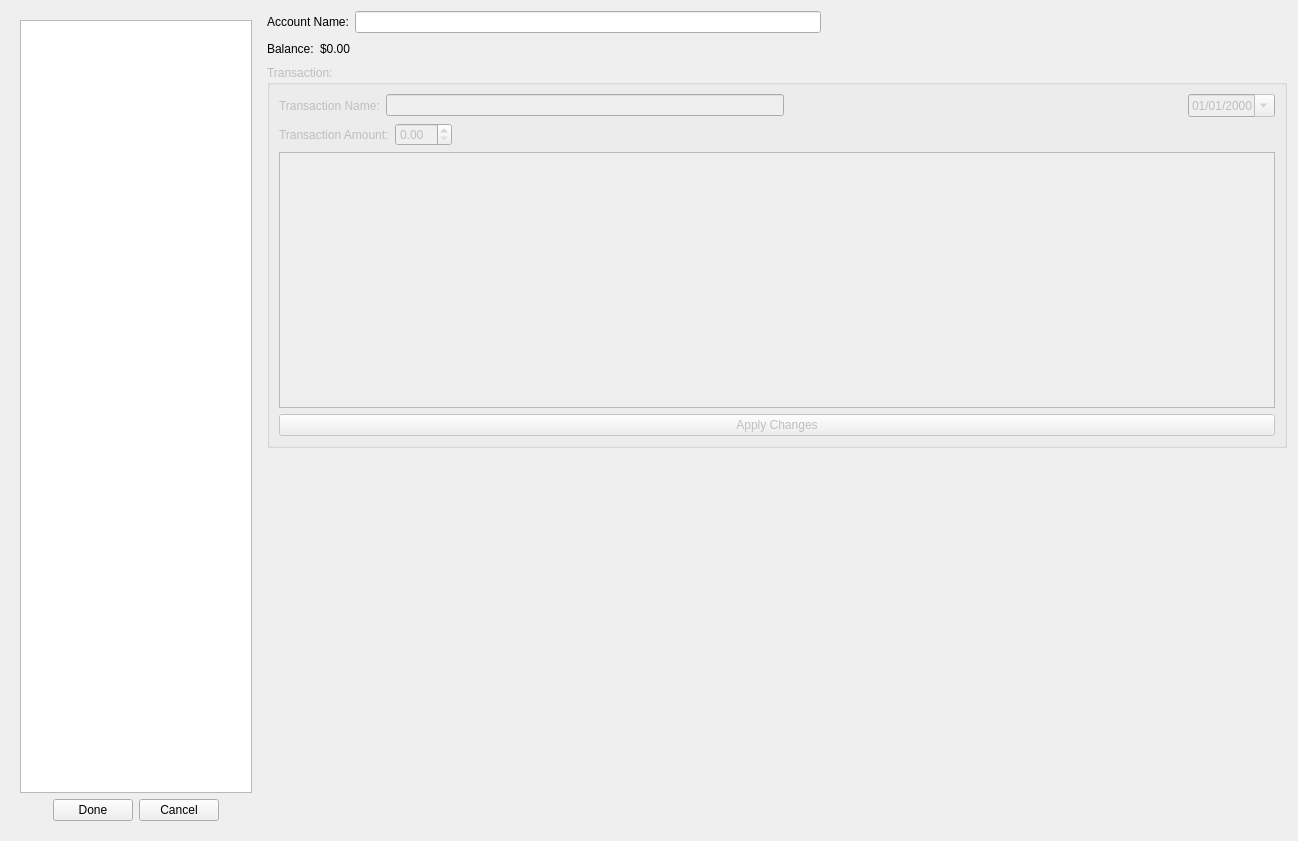
BeenEncoded/check_book_program, file source/gui/data_input/EditAccount.ui: the form before one commit.
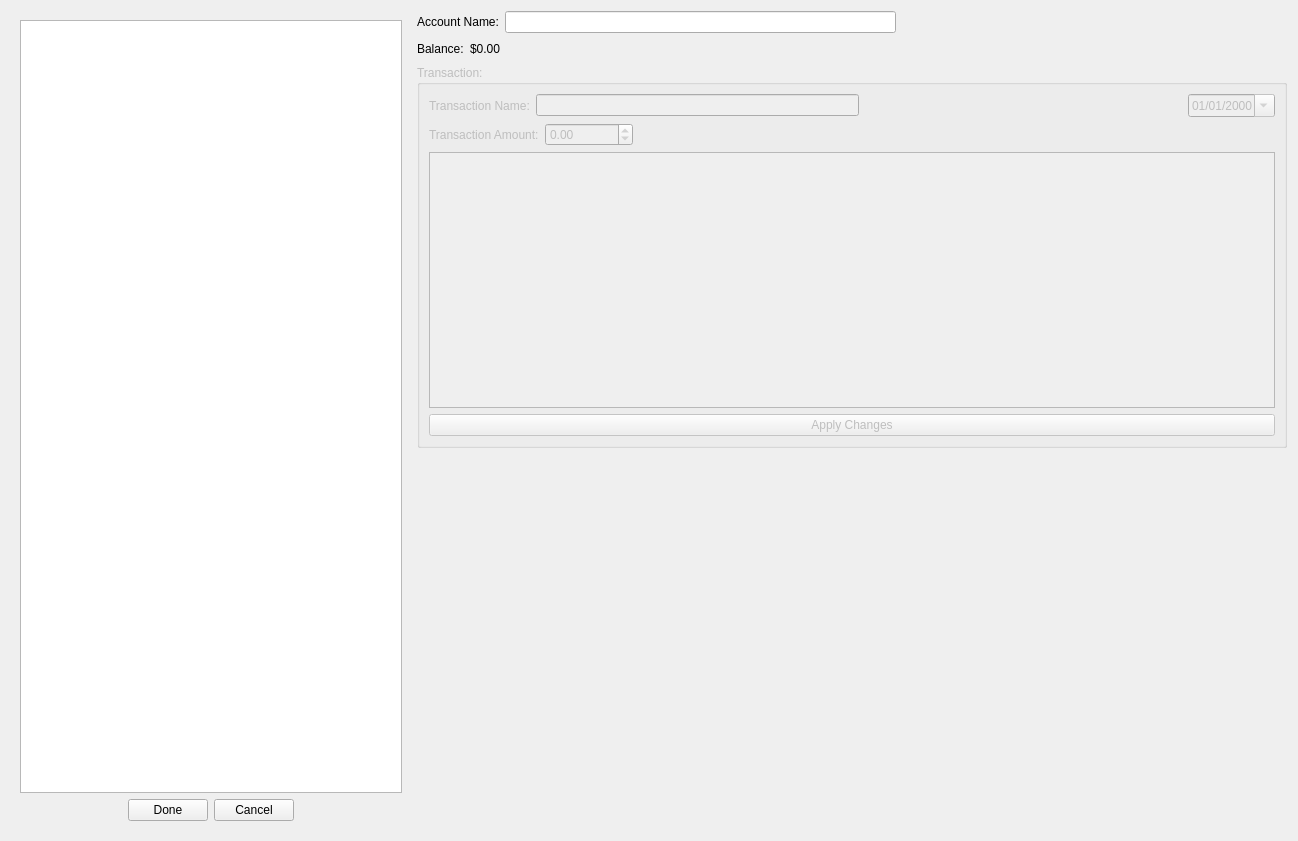
The form after the commit.

Commit message:
Finished with basic account editing
the user can now edit an account;

What changed in the file:
```diff
--- a/source/gui/data_input/EditAccount.ui
+++ b/source/gui/data_input/EditAccount.ui
@@ -18,7 +18,7 @@
     <widget class="QFrame" name="frame">
      <property name="maximumSize">
       <size>
-       <width>250</width>
+       <width>400</width>
        <height>16777215</height>
       </size>
      </property>
@@ -221,7 +221,17 @@
            </widget>
           </item>
           <item>
-           <widget class="QDoubleSpinBox" name="transaction_value"/>
+           <widget class="QDoubleSpinBox" name="transaction_value">
+            <property name="minimum">
+             <double>-100000000000000000000.000000000000000</double>
+            </property>
+            <property name="maximum">
+             <double>100000000000000000000.000000000000000</double>
+            </property>
+            <property name="singleStep">
+             <double>1.000000000000000</double>
+            </property>
+           </widget>
           </item>
           <item>
            <spacer name="horizontalSpacer_6">
```
Left out of the diff: 103 changed lines with no effect on the pictures. The commit also changes 10 other files.
